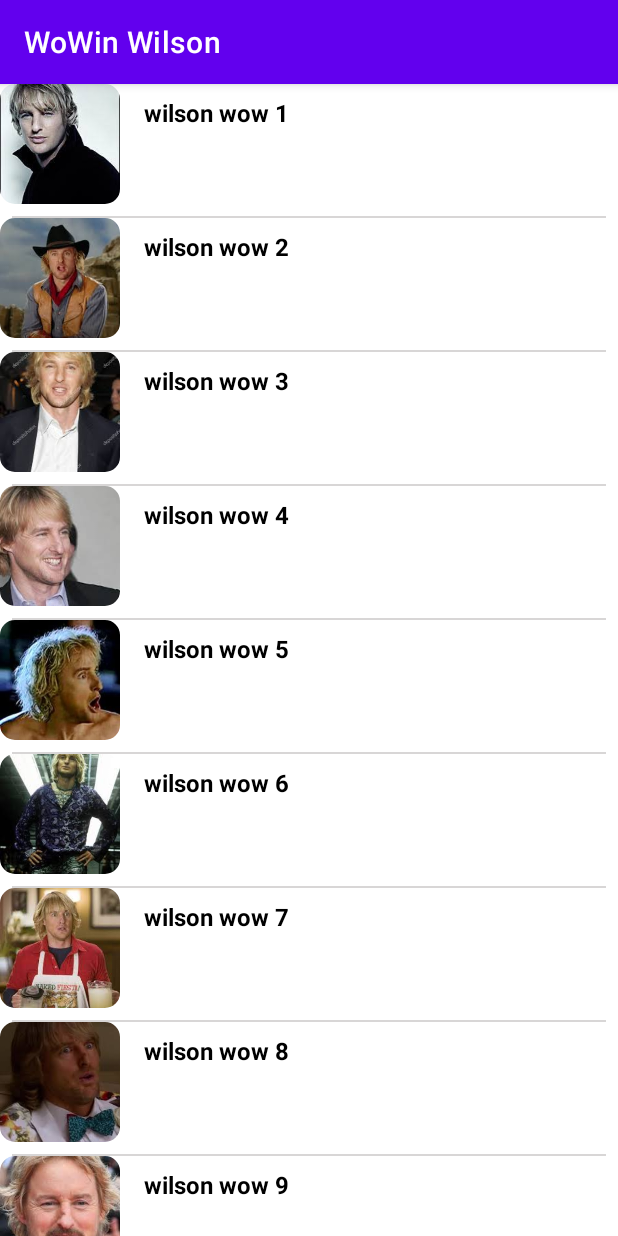
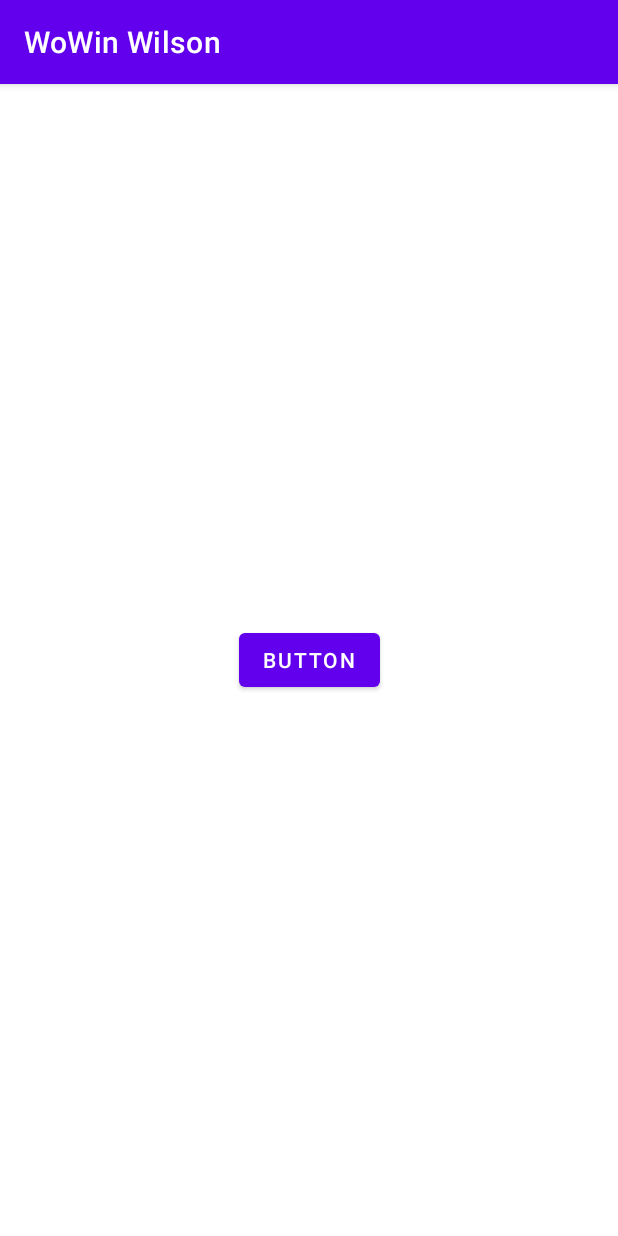
Before and after one commit to joshuakregg/Wowin-Wilson, an Android app: the screen it shows after launch (MainActivity before the commit, ButtonBoiActivity after it), after a tap on "wilson wow 1", on a phone screen of 412 x 824 dp. Run offline under Robolectric (Android 15) with nearby library versions, the phone set to English and light mode, and no system bars.

Commit message:
added intent that leads to a new activity with a button
when the button is pressed the correct coresponding wilson wow, based on the selected list item, is played

```diff
--- a/app/build.gradle
+++ b/app/build.gradle
@@ -37,6 +37,7 @@ dependencies {
     implementation 'androidx.appcompat:appcompat:1.4.1'
     implementation 'com.google.android.material:material:1.5.0'
     implementation 'androidx.constraintlayout:constraintlayout:2.1.3'
+    implementation 'androidx.legacy:legacy-support-v4:1.0.0'
     testImplementation 'junit:junit:4.13.2'
     androidTestImplementation 'androidx.test.ext:junit:1.1.3'
     androidTestImplementation 'androidx.test.espresso:espresso-core:3.4.0'
--- a/app/src/main/AndroidManifest.xml
+++ b/app/src/main/AndroidManifest.xml
@@ -10,6 +10,9 @@
         android:supportsRtl="true"
         android:theme="@style/Theme.MyApplication">
         <activity
+            android:name=".ButtonBoiActivity"
+            android:exported="false" />
+        <activity
             android:name=".MainActivity"
             android:exported="true">
             <intent-filter>
--- /dev/null
+++ b/app/src/main/java/com/example/myapplication/ButtonBoiActivity.kt
@@ -0,0 +1,47 @@
+package com.example.myapplication
+
+import android.media.MediaPlayer
+import androidx.appcompat.app.AppCompatActivity
+import android.os.Bundle
+import android.view.View
+import android.widget.Button
+
+class ButtonBoiActivity : AppCompatActivity() {
+
+    companion object {
+         const val POS  = "1"
+    }
+    override fun onCreate(savedInstanceState: Bundle?) {
+        super.onCreate(savedInstanceState)
+        setContentView(R.layout.button_boi)
+
+        val positionId = intent?.extras?.getString(POS).toString()
+
+        val button = findViewById<Button>(R.id.button_booty)
+
+        button.setOnClickListener(View.OnClickListener {
+            fun playAudio(position : Int) {
+                var mediaPlayer = MediaPlayer.create(this, position)
+                mediaPlayer.start()
+            }
+            when (positionId) {
+
+                "0" -> playAudio(R.raw.wowa)
+                "1" -> playAudio(R.raw.wowb)
+                "2" -> playAudio(R.raw.wowc)
+                "3" -> playAudio(R.raw.wowd)
+                "4" -> playAudio(R.raw.wowe)
+                "5" -> playAudio(R.raw.wowf)
+                "6" -> playAudio(R.raw.wowg)
+                "7" -> playAudio(R.raw.wowq)
+                "8" -> playAudio(R.raw.wowv)
+                "9" -> playAudio(R.raw.wowy)
+
+            }
+        })
+
+
+    }
+
+
+}
--- a/app/src/main/java/com/example/myapplication/MainActivity.kt
+++ b/app/src/main/java/com/example/myapplication/MainActivity.kt
@@ -1,6 +1,7 @@
 package com.example.myapplication
 
 import android.content.ClipData
+import android.content.Intent
 import android.media.MediaDataSource
 import android.media.MediaPlayer
 import java.nio.file.Path
@@ -86,23 +87,10 @@ class MainActivity : AppCompatActivity() {
         adapter.setOnItemClickListener(object : ItemAdapter.onItemClickListener{
 
             override fun onItemClick(position: Int) {
-                fun playAudio(path: Int) {
-                    var mediaPlayer = MediaPlayer.create(this@MainActivity, path)
-                    mediaPlayer.start()
-
-                }
-                when(position) {
-                    0 -> playAudio(R.raw.wowa)
-                    1 ->  playAudio(R.raw.wowb)
-                    2 ->  playAudio(R.raw.wowc)
-                    3 ->  playAudio(R.raw.wowd)
-                    4 ->  playAudio(R.raw.wowe)
-                    5 ->  playAudio(R.raw.wowf)
-                    6 ->  playAudio(R.raw.wowg)
-                    7 ->  playAudio(R.raw.wowq)
-                    8 ->  playAudio(R.raw.wowv)
-                    9 ->  playAudio(R.raw.wowy)
-                }
+               // val context = layoutInflater.inflate(R.layout.button_boi,findViewById(R.id.button_booty),false)
+                val intent= Intent(this@MainActivity, ButtonBoiActivity::class.java)
+                intent.putExtra(ButtonBoiActivity.POS,position.toString())
+                this@MainActivity.startActivity(intent)
 
 
             }
--- /dev/null
+++ b/app/src/main/res/layout/button_boi.xml
@@ -0,0 +1,18 @@
+<?xml version="1.0" encoding="utf-8"?>
+<androidx.constraintlayout.widget.ConstraintLayout xmlns:android="http://schemas.android.com/apk/res/android"
+    xmlns:app="http://schemas.android.com/apk/res-auto"
+    xmlns:tools="http://schemas.android.com/tools"
+    android:layout_width="match_parent"
+    android:layout_height="match_parent"
+    tools:context=".ButtonBoiActivity">
+
+    <Button
+        android:id="@+id/button_booty"
+        android:layout_width="wrap_content"
+        android:layout_height="wrap_content"
+        android:text="Button"
+        app:layout_constraintBottom_toBottomOf="parent"
+        app:layout_constraintEnd_toEndOf="parent"
+        app:layout_constraintStart_toStartOf="parent"
+        app:layout_constraintTop_toTopOf="parent" />
+</androidx.constraintlayout.widget.ConstraintLayout>
--- a/app/src/main/res/values/strings.xml
+++ b/app/src/main/res/values/strings.xml
@@ -1,3 +1,5 @@
 <resources>
     <string name="app_name">WoWin Wilson</string>
+    <!-- TODO: Remove or change this placeholder text -->
+    <string name="hello_blank_fragment">Hello blank fragment</string>
 </resources>
```
